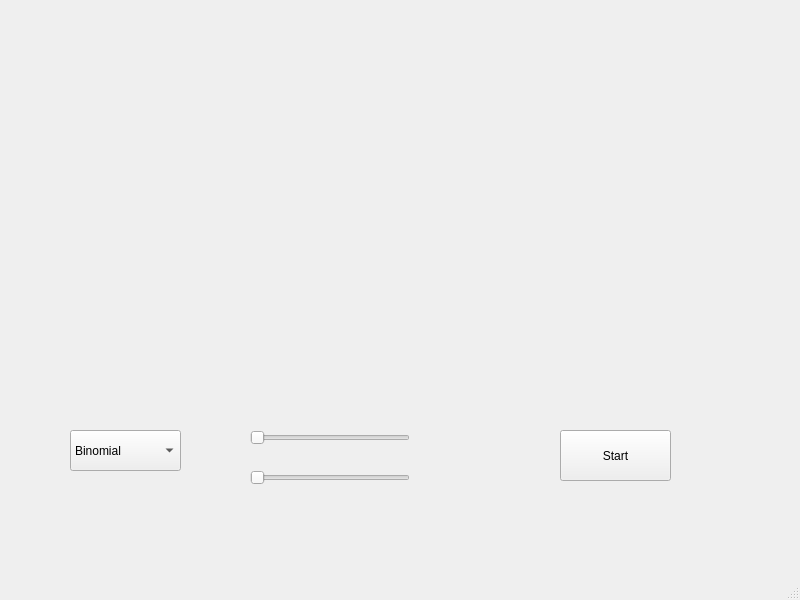
This is CentralLimitWeget.ui in yuanyaaa/-CentralLimitTheorem as Qt 5 draws it before an edit. The edited form follows.
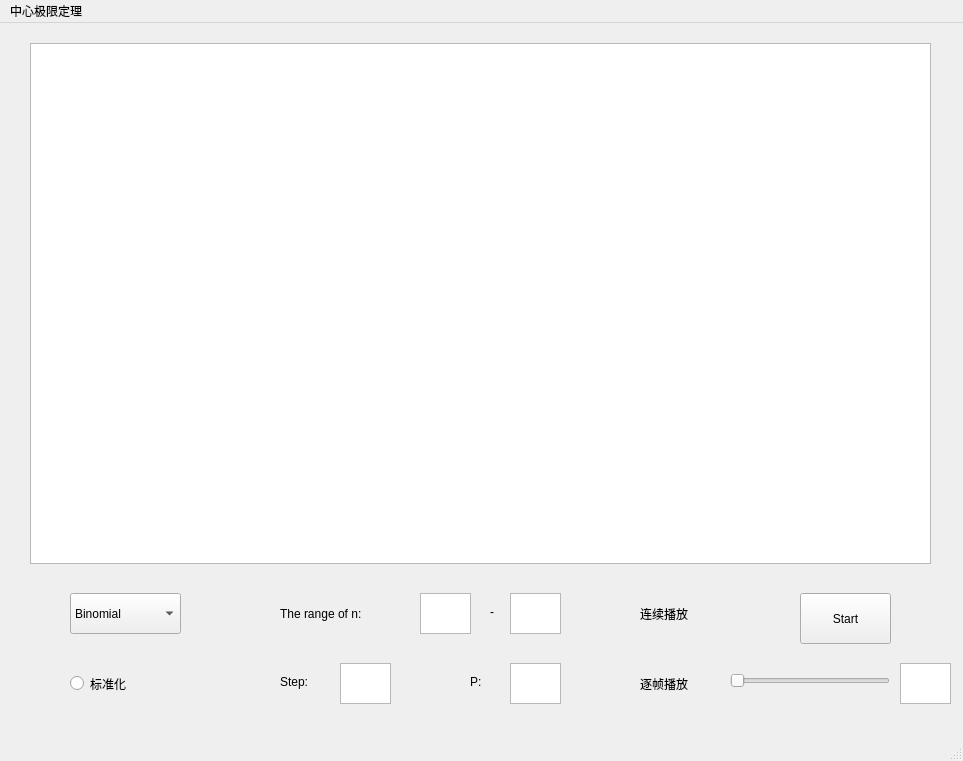
This is the edited form.

Commit message: 规范吗qt文件名称

```diff
--- a/CentralLimitWeget.ui
+++ b/CentralLimitWeget.ui
@@ -6,8 +6,8 @@
    <rect>
     <x>0</x>
     <y>0</y>
-    <width>800</width>
-    <height>600</height>
+    <width>963</width>
+    <height>761</height>
    </rect>
   </property>
   <property name="windowTitle">
@@ -17,9 +17,9 @@
    <widget class="QPushButton" name="pushButton_2">
     <property name="geometry">
      <rect>
-      <x>560</x>
-      <y>430</y>
-      <width>111</width>
+      <x>800</x>
+      <y>570</y>
+      <width>91</width>
       <height>51</height>
      </rect>
     </property>
@@ -31,7 +31,7 @@
     <property name="geometry">
      <rect>
       <x>70</x>
-      <y>430</y>
+      <y>570</y>
       <width>111</width>
       <height>41</height>
      </rect>
@@ -50,8 +50,8 @@
    <widget class="QSlider" name="horizontalSlider">
     <property name="geometry">
      <rect>
-      <x>250</x>
-      <y>430</y>
+      <x>730</x>
+      <y>650</y>
       <width>160</width>
       <height>16</height>
      </rect>
@@ -60,26 +60,154 @@
      <enum>Qt::Horizontal</enum>
     </property>
    </widget>
-   <widget class="QSlider" name="horizontalSlider_2">
+   <widget class="QGraphicsView" name="graphicsView">
     <property name="geometry">
      <rect>
-      <x>250</x>
-      <y>470</y>
-      <width>160</width>
-      <height>16</height>
+      <x>30</x>
+      <y>20</y>
+      <width>901</width>
+      <height>521</height>
      </rect>
     </property>
-    <property name="orientation">
-     <enum>Qt::Horizontal</enum>
+   </widget>
+   <widget class="QTextEdit" name="rangemin">
+    <property name="geometry">
+     <rect>
+      <x>420</x>
+      <y>570</y>
+      <width>51</width>
+      <height>41</height>
+     </rect>
     </property>
    </widget>
-   <widget class="QWidget" name="widget" native="true">
+   <widget class="QTextEdit" name="rangemax">
+    <property name="geometry">
+     <rect>
+      <x>510</x>
+      <y>570</y>
+      <width>51</width>
+      <height>41</height>
+     </rect>
+    </property>
+   </widget>
+   <widget class="QRadioButton" name="radioButton">
     <property name="geometry">
      <rect>
       <x>70</x>
-      <y>10</y>
-      <width>621</width>
-      <height>391</height>
+      <y>640</y>
+      <width>101</width>
+      <height>41</height>
+     </rect>
+    </property>
+    <property name="text">
+     <string>标准化</string>
+    </property>
+   </widget>
+   <widget class="QLabel" name="label">
+    <property name="geometry">
+     <rect>
+      <x>280</x>
+      <y>570</y>
+      <width>111</width>
+      <height>41</height>
+     </rect>
+    </property>
+    <property name="text">
+     <string>The range of n:</string>
+    </property>
+   </widget>
+   <widget class="QLabel" name="label_2">
+    <property name="geometry">
+     <rect>
+      <x>490</x>
+      <y>580</y>
+      <width>67</width>
+      <height>17</height>
+     </rect>
+    </property>
+    <property name="text">
+     <string>-</string>
+    </property>
+   </widget>
+   <widget class="QLabel" name="label_3">
+    <property name="geometry">
+     <rect>
+      <x>280</x>
+      <y>650</y>
+      <width>67</width>
+      <height>17</height>
+     </rect>
+    </property>
+    <property name="text">
+     <string>Step:</string>
+    </property>
+   </widget>
+   <widget class="QTextEdit" name="step">
+    <property name="geometry">
+     <rect>
+      <x>340</x>
+      <y>640</y>
+      <width>51</width>
+      <height>41</height>
+     </rect>
+    </property>
+   </widget>
+   <widget class="QLabel" name="label_4">
+    <property name="geometry">
+     <rect>
+      <x>470</x>
+      <y>650</y>
+      <width>67</width>
+      <height>17</height>
+     </rect>
+    </property>
+    <property name="text">
+     <string>P:</string>
+    </property>
+   </widget>
+   <widget class="QTextEdit" name="pro">
+    <property name="geometry">
+     <rect>
+      <x>510</x>
+      <y>640</y>
+      <width>51</width>
+      <height>41</height>
+     </rect>
+    </property>
+   </widget>
+   <widget class="QLabel" name="label_5">
+    <property name="geometry">
+     <rect>
+      <x>640</x>
+      <y>570</y>
+      <width>111</width>
+      <height>41</height>
+     </rect>
+    </property>
+    <property name="text">
+     <string>连续播放</string>
+    </property>
+   </widget>
+   <widget class="QLabel" name="label_6">
+    <property name="geometry">
+     <rect>
+      <x>640</x>
+      <y>640</y>
+      <width>111</width>
+      <height>41</height>
+     </rect>
+    </property>
+    <property name="text">
+     <string>逐帧播放</string>
+    </property>
+   </widget>
+   <widget class="QTextEdit" name="n_value">
+    <property name="geometry">
+     <rect>
+      <x>900</x>
+      <y>640</y>
+      <width>51</width>
+      <height>41</height>
      </rect>
     </property>
    </widget>
@@ -89,10 +217,16 @@
     <rect>
      <x>0</x>
      <y>0</y>
-     <width>800</width>
-     <height>22</height>
+     <width>963</width>
+     <height>28</height>
     </rect>
    </property>
+   <widget class="QMenu" name="menu">
+    <property name="title">
+     <string>中心极限定理</string>
+    </property>
+   </widget>
+   <addaction name="menu"/>
   </widget>
   <widget class="QStatusBar" name="statusbar"/>
  </widget>
```
Left out of the diff: 4 changed lines with no effect on the pictures. The commit also changes 1 other file.
